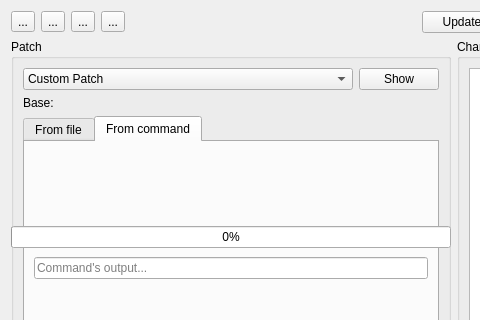
Old version of the form plugins/patchreview/patchreview.ui in the repository KDE/kdevelop; both pictures show x 0 to 480 and y 0 to 320 of the 908 by 452 pixel window.
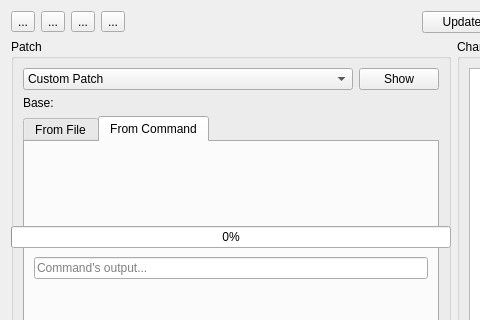
New version of the form. Custom widgets are drawn as their Qt base class.

Commit message: Minor: Capitalize some strings

Patch:
```diff
--- a/plugins/patchreview/patchreview.ui
+++ b/plugins/patchreview/patchreview.ui
@@ -184,7 +184,7 @@
         </property>
         <widget class="QWidget" name="fileTab">
          <attribute name="title">
-          <string>From file</string>
+          <string>From File</string>
          </attribute>
          <layout class="QVBoxLayout" name="verticalLayout_2">
           <item>
@@ -198,7 +198,7 @@
         </widget>
         <widget class="QWidget" name="commandTab">
          <attribute name="title">
-          <string>From command</string>
+          <string>From Command</string>
          </attribute>
          <layout class="QHBoxLayout" name="horizontalLayout">
           <item>
```
